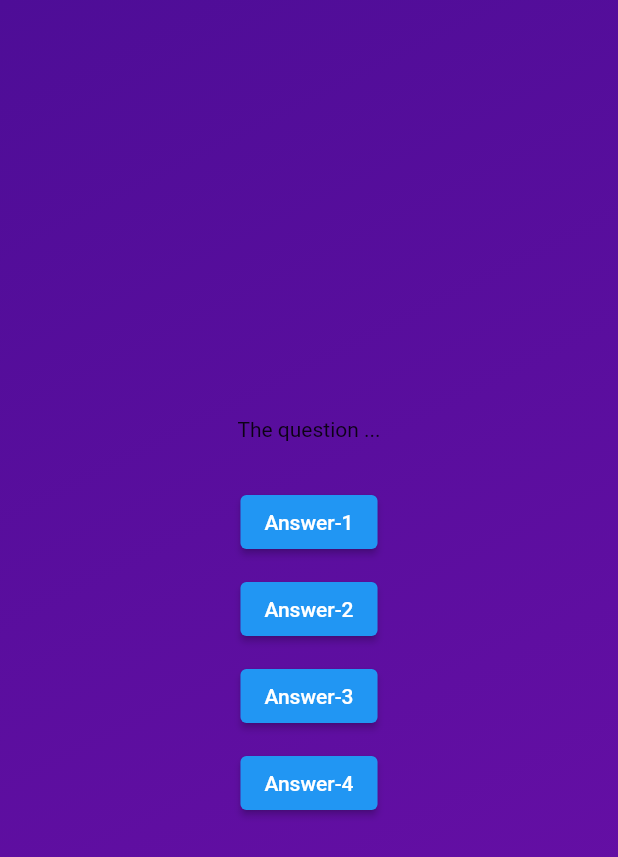
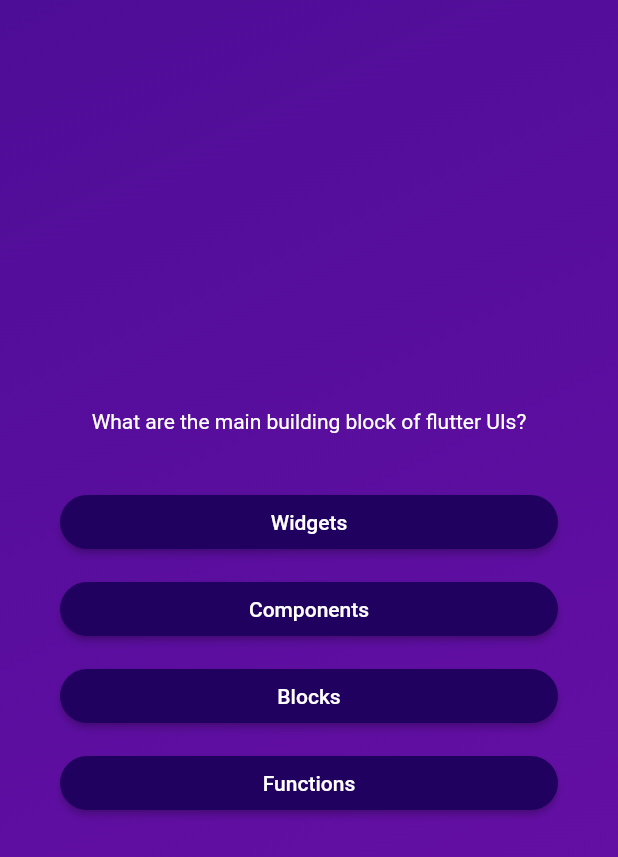
Before and after one commit to EphriamHab/quiz_app, a Flutter app: the screen it shows after launch, after a tap on "Start Quiz", on a phone screen of 412 x 824 dp. Shown: the top 857 px of the screen. Run offline on Flutter 3.47's test engine with Material 2 defaults, Android fonts, the phone set to English and light mode, and no system bars.

Commit message:
question Screen

```diff
--- a/lib/questions_screen.dart
+++ b/lib/questions_screen.dart
@@ -1,4 +1,6 @@
 import 'package:flutter/material.dart';
+import 'package:quiz_app/answer_button.dart';
+import 'package:quiz_app/data/questions.dart';
 
 class QuestionsScreen extends StatefulWidget {
   const QuestionsScreen({super.key});
@@ -12,33 +14,32 @@ class QuestionsScreen extends StatefulWidget {
 class _QuestionsScreenState extends State<QuestionsScreen> {
   @override
   Widget build(BuildContext context) {
+    final currentQuestion = questions[0];
     return SizedBox(
       width: double.infinity,
+      child: Container(
+        margin: const EdgeInsets.all(40),
         child: Column(
           mainAxisAlignment: MainAxisAlignment.center,
+          crossAxisAlignment: CrossAxisAlignment.stretch,
           children: [
-        const Text("The question ..."),
+            Text(currentQuestion.text,
+               style: const TextStyle(
+                color: Colors.white,
+              ),
+              textAlign:TextAlign.center,
+              ),
             const SizedBox(height: 30),
-        ElevatedButton(
-          onPressed: (){},
-          child: const Text('Answer-1'),
+            ...currentQuestion.answers.map((answer){
+               return  SizedBox(
+                 child: Padding(
+                  padding: const EdgeInsets.symmetric(vertical: 5),
+                  child: AnswerButton(answerText: answer, onTap: (){})),
+               );
+            }),
+          ],
         ),
-        const SizedBox(height: 10),
-        ElevatedButton(
-          onPressed: (){},
-          child:const Text('Answer-2'),
       ),
-          const SizedBox(height: 10),
-        ElevatedButton(
-          onPressed: (){},
-          child:const Text('Answer-3'),
-          ),
-        const SizedBox(height: 10),
-        ElevatedButton(
-          onPressed: (){},
-          child:const Text('Answer-4'),
-          ),
-      ],),
     );
   }
 }
```
Lines whose indentation alone changed are shown as unchanged.
